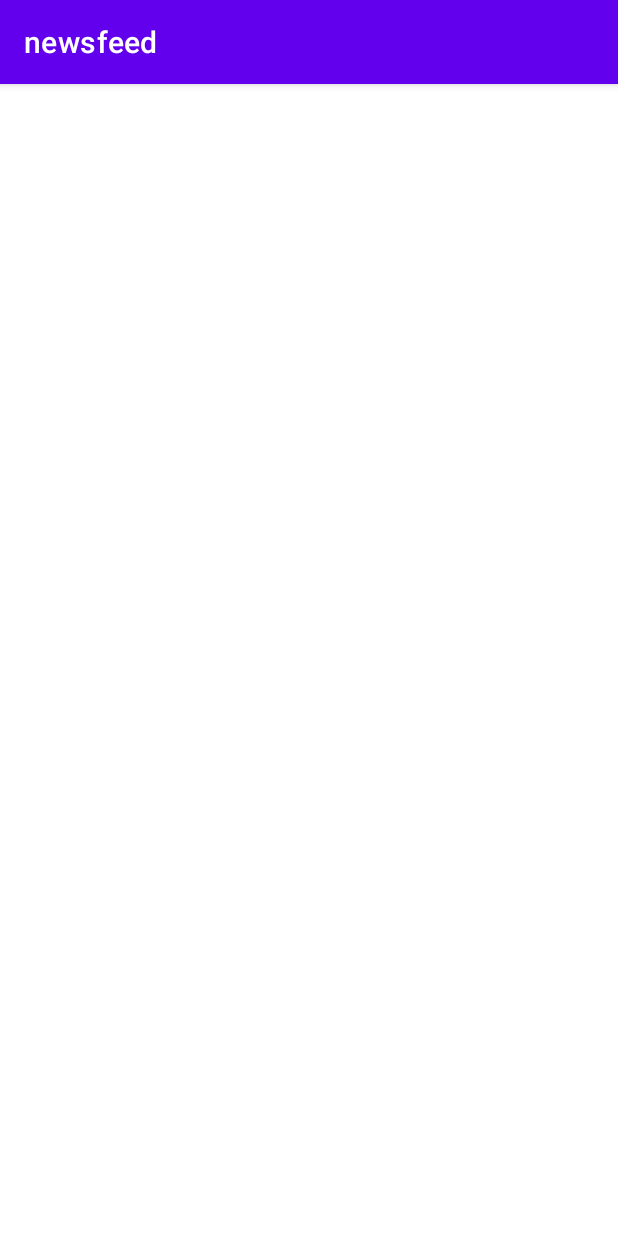
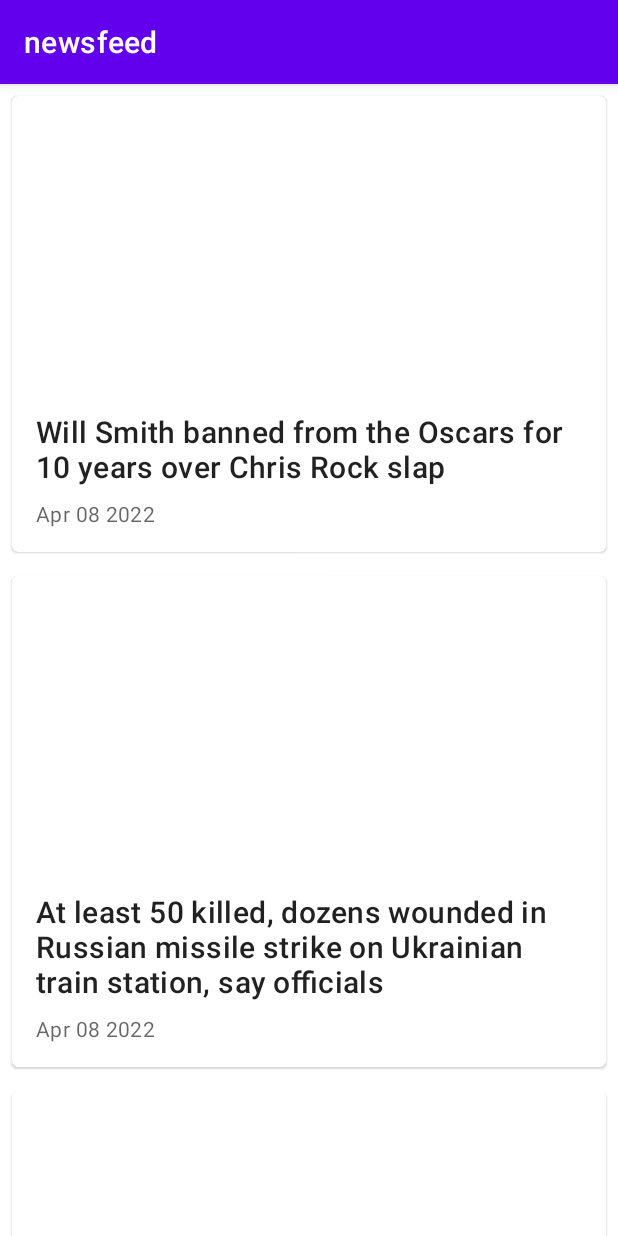
Before and after one commit to thaislins/news-feed, an Android app: the screen it shows after launch (MainActivity), on a phone screen of 412 x 824 dp. Run offline under Robolectric (Android 15) with nearby library versions, the phone set to English and light mode, and no system bars.

Commit message:
Create adapter for recycler view and add mocked data

```diff
--- a/app/build.gradle
+++ b/app/build.gradle
@@ -14,6 +14,10 @@
         versionName "1.0"
 
         testInstrumentationRunner "androidx.test.runner.AndroidJUnitRunner"
+    }
+
+    buildFeatures {
+        viewBinding true
     }
 
     buildTypes {
@@ -34,9 +38,9 @@
 dependencies {
 
     implementation 'androidx.core:core-ktx:1.7.0'
-    implementation 'androidx.appcompat:appcompat:1.3.1'
-    implementation 'com.google.android.material:material:1.4.0'
-    implementation 'androidx.constraintlayout:constraintlayout:2.1.1'
+    implementation 'androidx.appcompat:appcompat:1.4.1'
+    implementation 'com.google.android.material:material:1.5.0'
+    implementation 'androidx.constraintlayout:constraintlayout:2.1.3'
     testImplementation 'junit:junit:4.+'
     androidTestImplementation 'androidx.test.ext:junit:1.1.3'
     androidTestImplementation 'androidx.test.espresso:espresso-core:3.4.0'
--- a/app/src/main/java/com/thaislins/newsfeed/app/MainActivity.kt
+++ b/app/src/main/java/com/thaislins/newsfeed/app/MainActivity.kt
@@ -2,11 +2,31 @@
 
 import androidx.appcompat.app.AppCompatActivity
 import android.os.Bundle
+import androidx.recyclerview.widget.LinearLayoutManager
 import com.example.newsfeed.R
+import com.example.newsfeed.databinding.ActivityMainBinding
+import com.thaislins.newsfeed.modules.news.model.News
+import com.thaislins.newsfeed.modules.news.view.adapter.NewsAdapter
 
 class MainActivity : AppCompatActivity() {
+
+    private lateinit var binding: ActivityMainBinding
+
     override fun onCreate(savedInstanceState: Bundle?) {
         super.onCreate(savedInstanceState)
-        setContentView(R.layout.activity_main)
+        binding = ActivityMainBinding.inflate(layoutInflater)
+        val view = binding.root
+        setContentView(view)
+
+        binding.rvNews.layoutManager = LinearLayoutManager(this)
+        val news = ArrayList<News?>()
+
+        news.add(News(3687314, "Will Smith banned from the Oscars for 10 years over Chris Rock slap", "Apr 08 2022"))
+        news.add(News(3709955, "At least 50 killed, dozens wounded in Russian missile strike on Ukrainian train station, say officials", "Apr 08 2022"))
+        news.add(News(3715700, "RCMP investigating after 'suspicious package' triggers Trans Mountain pipeline shutdown", "Apr 08 2022"))
+        news.add(News(3715674, "Indian international student shot and killed at Toronto subway station", "Apr 08 2022"))
+
+        val adapter = NewsAdapter(news)
+        binding.rvNews.adapter = adapter
     }
 }
--- /dev/null
+++ b/app/src/main/java/com/thaislins/newsfeed/modules/news/model/News.kt
@@ -0,0 +1,5 @@
+package com.thaislins.newsfeed.modules.news.model
+
+class News(val id: Int,
+           val title: String,
+           val date: String)
--- /dev/null
+++ b/app/src/main/java/com/thaislins/newsfeed/modules/news/view/adapter/NewsAdapter.kt
@@ -0,0 +1,37 @@
+package com.thaislins.newsfeed.modules.news.view.adapter
+
+import android.util.Log
+import android.view.LayoutInflater
+import android.view.View
+import android.view.ViewGroup
+import android.widget.TextView
+import androidx.recyclerview.widget.RecyclerView
+import com.example.newsfeed.R
+import com.example.newsfeed.databinding.ItemNewsBinding
+import com.thaislins.newsfeed.modules.news.model.News
+
+class NewsAdapter(private var news: ArrayList<News?>) :
+    RecyclerView.Adapter<NewsAdapter.ViewHolder>() {
+
+    override fun onCreateViewHolder(parent: ViewGroup, viewType: Int): NewsAdapter.ViewHolder {
+        val inflater = LayoutInflater.from(parent.context)
+        val binding = ItemNewsBinding.inflate(inflater, parent, false)
+
+        return ViewHolder(binding)
+    }
+
+    override fun onBindViewHolder(holder: ViewHolder, position: Int) {
+        news[position]?.let { holder.bind(it) }
+    }
+
+    override fun getItemCount(): Int {
+        return news.size
+    }
+
+    class ViewHolder(private val binding: ItemNewsBinding) : RecyclerView.ViewHolder(binding.root) {
+        fun bind(news: News) {
+            binding.newsTitle.text = news.title
+            binding.newsDate.text = news.date
+        }
+    }
+}
--- a/app/src/main/res/layout/activity_main.xml
+++ b/app/src/main/res/layout/activity_main.xml
@@ -1,15 +1,15 @@
 <?xml version="1.0" encoding="utf-8"?>
 <androidx.constraintlayout.widget.ConstraintLayout xmlns:android="http://schemas.android.com/apk/res/android"
-    xmlns:app="http://schemas.android.com/apk/res-auto"
     xmlns:tools="http://schemas.android.com/tools"
     android:layout_width="match_parent"
     android:layout_height="match_parent"
     tools:context="com.thaislins.newsfeed.app.MainActivity">
 
     <androidx.recyclerview.widget.RecyclerView
-        android:id="@+id/rvFilms"
+        android:id="@+id/rvNews"
         android:layout_width="match_parent"
         android:layout_height="match_parent"
-        tools:listitem="@layout/item_news"/>
+        android:scrollbars="vertical"
+        tools:listitem="@layout/item_news" />
 
 </androidx.constraintlayout.widget.ConstraintLayout>
--- a/app/src/main/res/layout/item_news.xml
+++ b/app/src/main/res/layout/item_news.xml
@@ -1,14 +1,9 @@
 <?xml version="1.0" encoding="utf-8"?>
-<layout xmlns:android="http://schemas.android.com/apk/res/android">
+<LinearLayout xmlns:android="http://schemas.android.com/apk/res/android"
+    android:layout_height="wrap_content"
+    android:layout_width="match_parent">
 
-<!--    <data>-->
-
-<!--        <variable-->
-<!--            name="film"-->
-<!--            type="com.thaislins.filmguide.modules.home.model.Film" />-->
-<!--    </data>-->
     <com.google.android.material.card.MaterialCardView
-        android:id="@+id/card"
         android:layout_width="match_parent"
         android:layout_height="wrap_content"
         android:layout_margin="8dp">
@@ -22,8 +17,9 @@
             <ImageView
                 android:layout_width="match_parent"
                 android:layout_height="194dp"
-        android:scaleType="centerCrop"
-        />
+                android:contentDescription="@string/image_description"
+                android:scaleType="centerCrop" />
+
             <LinearLayout
                 android:layout_width="match_parent"
                 android:layout_height="wrap_content"
@@ -32,22 +28,23 @@
 
                 <!-- Headline and date -->
                 <TextView
+                    android:id="@+id/newsTitle"
                     android:layout_width="wrap_content"
                     android:layout_height="wrap_content"
                     android:text="@string/title"
-        android:textAppearance="?attr/textAppearanceHeadline6"
-        />
+                    android:textAppearance="?attr/textAppearanceHeadline6" />
+
                 <TextView
+                    android:id="@+id/newsDate"
                     android:layout_width="wrap_content"
                     android:layout_height="wrap_content"
                     android:layout_marginTop="8dp"
                     android:text="@string/date"
                     android:textAppearance="?attr/textAppearanceBody2"
-        android:textColor="?android:attr/textColorSecondary"
-        />
+                    android:textColor="?android:attr/textColorSecondary" />
 
             </LinearLayout>
         </LinearLayout>
 
     </com.google.android.material.card.MaterialCardView>
-</layout>
+</LinearLayout>
--- a/app/src/main/res/values/strings.xml
+++ b/app/src/main/res/values/strings.xml
@@ -2,5 +2,6 @@
     <string name="app_name">newsfeed</string>
 
     <string name="title">Title</string>
+    <string name="image_description">Image Description</string>
     <string name="date">03/08/2022</string>
 </resources>
```
Lines whose indentation alone changed are shown as unchanged.
